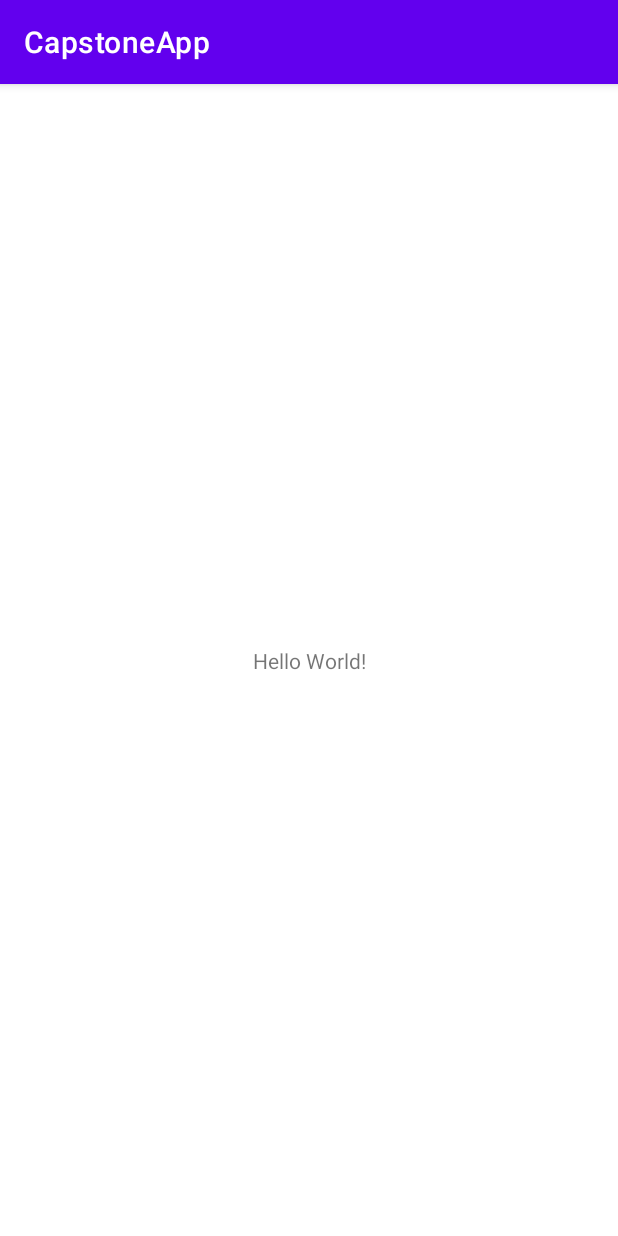
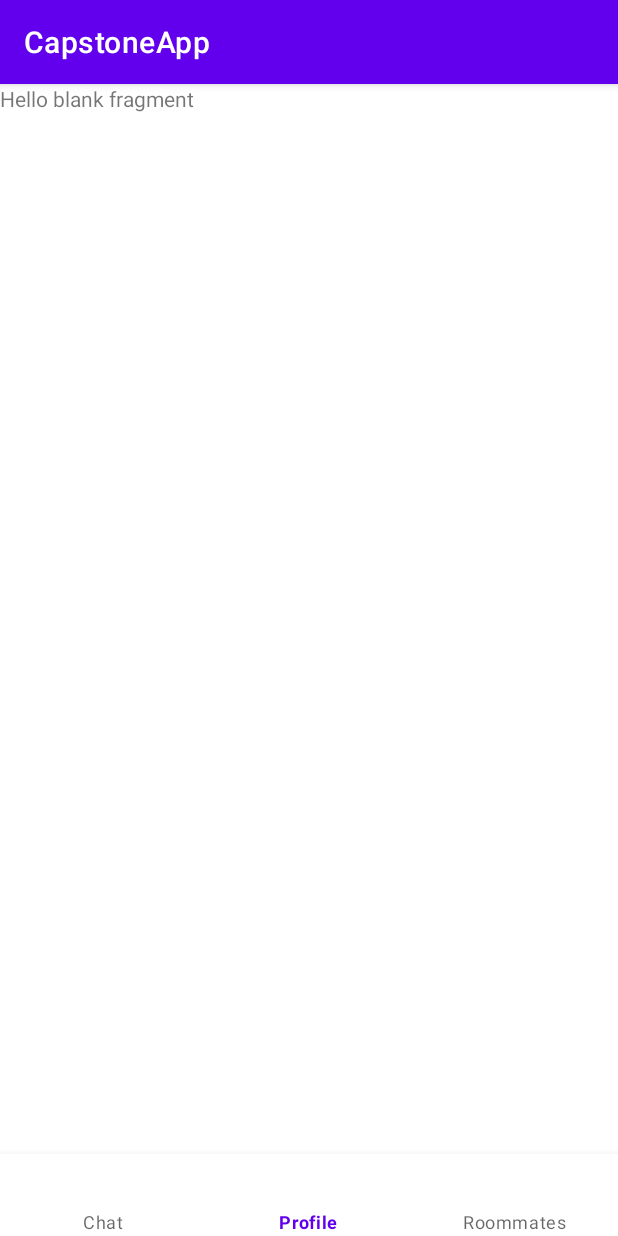
Before and after one commit to emilykaitlyn26/CampusBud, an Android app: the MainActivity screen opened directly, with no data from a screen before it, on a phone screen of 412 x 824 dp. Run offline under Robolectric (Android 15) with nearby library versions, the phone set to English and light mode, and no system bars; libraries missing offline, so code that uses them is left out: com.parse; 1 statement that could not run was skipped.

Commit message:
Fragments

```diff
--- a/app/src/main/java/com/example/campusbud/MainActivity.java
+++ b/app/src/main/java/com/example/campusbud/MainActivity.java
@@ -10,12 +10,18 @@ import android.widget.Toast;
 import androidx.annotation.NonNull;
 import androidx.appcompat.app.AppCompatActivity;
 import androidx.appcompat.widget.SearchView;
+import androidx.fragment.app.Fragment;
+import androidx.fragment.app.FragmentManager;
 
 import com.cometchat.pro.core.AppSettings;
 import com.cometchat.pro.core.CometChat;
 import com.cometchat.pro.exceptions.CometChatException;
 import com.cometchat.pro.uikit.ui_components.cometchat_ui.CometChatUI;
 import com.cometchat.pro.uikit.ui_settings.UIKitSettings;
+import com.example.campusbud.fragments.ChatFragment;
+import com.example.campusbud.fragments.ProfileFragment;
+import com.example.campusbud.fragments.RoommateFragment;
+import com.google.android.material.bottomnavigation.BottomNavigationView;
 import com.parse.ParseUser;
 
 public class MainActivity extends AppCompatActivity {
@@ -31,7 +37,37 @@ public class MainActivity extends AppCompatActivity {
         super.onCreate(savedInstanceState);
         setContentView(R.layout.activity_main);
 
-        startActivity(new Intent(MainActivity.this, CometChatUI.class));
+        BottomNavigationView bottomNavigationView = findViewById(R.id.bottomNavigation);
+
+        FragmentManager fragmentManager = getSupportFragmentManager();
+
+        bottomNavigationView.setOnNavigationItemSelectedListener(new BottomNavigationView.OnNavigationItemSelectedListener() {
+            @Override
+            public boolean onNavigationItemSelected(@NonNull MenuItem item) {
+                Fragment fragment;
+                switch (item.getItemId()) {
+                    case R.id.action_chat:
+                        Toast.makeText(MainActivity.this, "Chat", Toast.LENGTH_SHORT).show();
+                        fragment = new ChatFragment();
+                        break;
+                    case R.id.action_profile:
+                        Toast.makeText(MainActivity.this, "Profile", Toast.LENGTH_SHORT).show();
+                        fragment = new ProfileFragment();
+                        break;
+                    case R.id.action_matching:
+                    default:
+                        Toast.makeText(MainActivity.this, "Roommates", Toast.LENGTH_SHORT).show();
+                        fragment = new RoommateFragment();
+                        break;
+                }
+                fragmentManager.beginTransaction().replace(R.id.flContainer, fragment).commit();
+                return true;
+            }
+        });
+
+        bottomNavigationView.setSelectedItemId(R.id.action_profile);
+
+        //startActivity(new Intent(MainActivity.this, CometChatUI.class));
     }
 
     @Override
@@ -71,4 +107,9 @@ public class MainActivity extends AppCompatActivity {
         startActivity(intent);
     }
 
+    /* have bottom navigation bar with profile, roommates, map, and chat
+    when chat is opened, bar on top to switch to normal and groups (if i can't get them together)
+    profile will have logout button there
+     */
+
 }
--- /dev/null
+++ b/app/src/main/java/com/example/campusbud/fragments/ProfileFragment.java
@@ -0,0 +1,66 @@
+package com.example.campusbud.fragments;
+
+import android.os.Bundle;
+
+import androidx.fragment.app.Fragment;
+
+import android.view.LayoutInflater;
+import android.view.View;
+import android.view.ViewGroup;
+
+import com.example.campusbud.R;
+
+/**
+ * A simple {@link Fragment} subclass.
+ * Use the {@link ProfileFragment#newInstance} factory method to
+ * create an instance of this fragment.
+ */
+public class ProfileFragment extends Fragment {
+
+    // TODO: Rename parameter arguments, choose names that match
+    // the fragment initialization parameters, e.g. ARG_ITEM_NUMBER
+    private static final String ARG_PARAM1 = "param1";
+    private static final String ARG_PARAM2 = "param2";
+
+    // TODO: Rename and change types of parameters
+    private String mParam1;
+    private String mParam2;
+
+    public ProfileFragment() {
+        // Required empty public constructor
+    }
+
+    /**
+     * Use this factory method to create a new instance of
+     * this fragment using the provided parameters.
+     *
+     * @param param1 Parameter 1.
+     * @param param2 Parameter 2.
+     * @return A new instance of fragment ProfileFragment.
+     */
+    // TODO: Rename and change types and number of parameters
+    public static ProfileFragment newInstance(String param1, String param2) {
+        ProfileFragment fragment = new ProfileFragment();
+        Bundle args = new Bundle();
+        args.putString(ARG_PARAM1, param1);
+        args.putString(ARG_PARAM2, param2);
+        fragment.setArguments(args);
+        return fragment;
+    }
+
+    @Override
+    public void onCreate(Bundle savedInstanceState) {
+        super.onCreate(savedInstanceState);
+        if (getArguments() != null) {
+            mParam1 = getArguments().getString(ARG_PARAM1);
+            mParam2 = getArguments().getString(ARG_PARAM2);
+        }
+    }
+
+    @Override
+    public View onCreateView(LayoutInflater inflater, ViewGroup container,
+                             Bundle savedInstanceState) {
+        // Inflate the layout for this fragment
+        return inflater.inflate(R.layout.fragment_profile, container, false);
+    }
+}
--- a/app/src/main/res/layout/activity_main.xml
+++ b/app/src/main/res/layout/activity_main.xml
@@ -6,13 +6,21 @@
     android:layout_height="match_parent"
     tools:context=".MainActivity">
 
-    <TextView
-        android:layout_width="wrap_content"
-        android:layout_height="wrap_content"
-        android:text="Hello World!"
+    <FrameLayout
+        android:id="@+id/flContainer"
+        android:layout_width="match_parent"
+        android:layout_height="match_parent"
+        app:layout_constraintStart_toStartOf="parent"
+        app:layout_constraintTop_toTopOf="parent"
+        android:layout_marginBottom="50dp"/>
+
+    <com.google.android.material.bottomnavigation.BottomNavigationView
+        android:id="@+id/bottomNavigation"
+        android:layout_width="match_parent"
+        android:layout_height="60dp"
         app:layout_constraintBottom_toBottomOf="parent"
-        app:layout_constraintEnd_toEndOf="parent"
-        app:layout_constraintStart_toStartOf="parent"
-        app:layout_constraintTop_toTopOf="parent" />
+        app:layout_constraintTop_toBottomOf="@+id/flContainer"
+        app:menu="@menu/menu_bottom_navigation"
+        tools:layout_editor_absoluteX="0dp" />
 
 </androidx.constraintlayout.widget.ConstraintLayout>
--- /dev/null
+++ b/app/src/main/res/layout/fragment_profile.xml
@@ -0,0 +1,14 @@
+<?xml version="1.0" encoding="utf-8"?>
+<FrameLayout xmlns:android="http://schemas.android.com/apk/res/android"
+    xmlns:tools="http://schemas.android.com/tools"
+    android:layout_width="match_parent"
+    android:layout_height="match_parent"
+    tools:context=".fragments.ProfileFragment">
+
+    <!-- TODO: Update blank fragment layout -->
+    <TextView
+        android:layout_width="match_parent"
+        android:layout_height="match_parent"
+        android:text="@string/hello_blank_fragment" />
+
+</FrameLayout>
--- /dev/null
+++ b/app/src/main/res/menu/menu_bottom_navigation.xml
@@ -0,0 +1,21 @@
+<?xml version="1.0" encoding="utf-8"?>
+<menu xmlns:android="http://schemas.android.com/apk/res/android"
+    xmlns:app="http://schemas.android.com/apk/res-auto">
+
+
+    <item
+        android:id="@+id/action_chat"
+        android:title="Chat"
+        android:visible="true"
+        app:showAsAction="always" />
+    <item
+        android:id="@+id/action_profile"
+        android:title="Profile"
+        android:visible="true"
+        app:showAsAction="always" />
+    <item
+        android:id="@+id/action_matching"
+        android:title="Roommates"
+        android:visible="true"
+        app:showAsAction="always" />
+</menu>
--- a/app/src/main/res/values/strings.xml
+++ b/app/src/main/res/values/strings.xml
@@ -1,3 +1,5 @@
 <resources>
     <string name="app_name">CapstoneApp</string>
+    <!-- TODO: Remove or change this placeholder text -->
+    <string name="hello_blank_fragment">Hello blank fragment</string>
 </resources>
```
Also changed, not shown: app/src/main/java/com/example/campusbud/fragments/ChatFragment.java (added, +37 -0 lines), app/src/main/java/com/example/campusbud/fragments/RoommateFragment.java (added, +66 -0 lines), app/src/main/res/layout/fragment_chat.xml (added, +14 -0 lines), app/src/main/res/layout/fragment_roommate.xml (added, +14 -0 lines).
